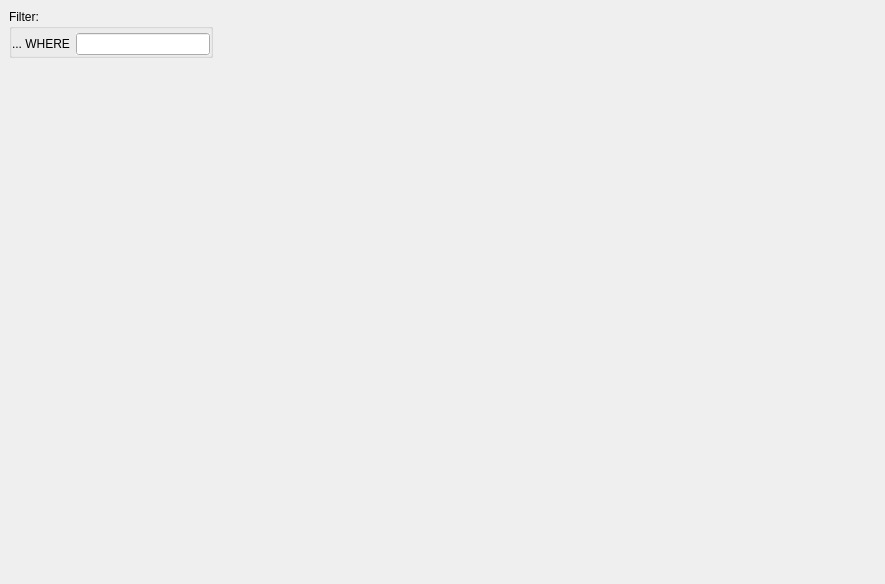
Above: src/plugin/hardwareProvider/hardwareprovider.ui from mhatina/openlmi_gui before the change. Below: the same form after it.
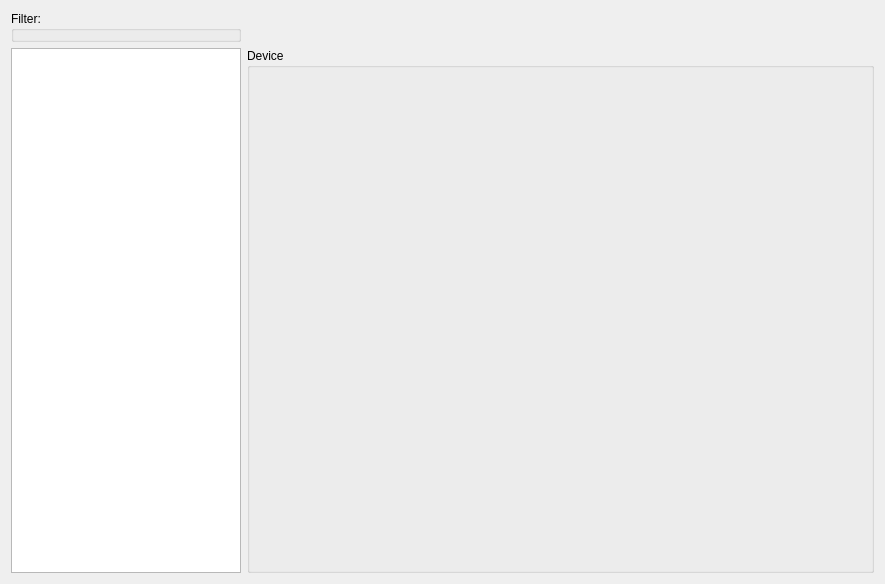
That is the form after the change.

Commit message: hardware provider finished

What changed in the file:
```diff
--- a/src/plugin/hardwareProvider/hardwareprovider.ui
+++ b/src/plugin/hardwareProvider/hardwareprovider.ui
@@ -13,15 +13,9 @@
   <property name="windowTitle">
    <string>Form</string>
   </property>
+  <layout class="QGridLayout" name="gridLayout_2">
+   <item row="0" column="0">
   <widget class="QGroupBox" name="filter_box">
-   <property name="geometry">
-    <rect>
-     <x>9</x>
-     <y>9</y>
-     <width>204</width>
-     <height>49</height>
-    </rect>
-   </property>
    <property name="title">
     <string>Filter:</string>
    </property>
@@ -38,22 +32,46 @@
     <property name="bottomMargin">
      <number>0</number>
     </property>
-    <item row="0" column="0">
-     <widget class="QLabel" name="filter_label">
+     </layout>
+    </widget>
+   </item>
+   <item row="1" column="0">
+    <widget class="QTreeWidget" name="tree">
+     <property name="sizePolicy">
+      <sizepolicy hsizetype="Fixed" vsizetype="Expanding">
+       <horstretch>0</horstretch>
+       <verstretch>0</verstretch>
+      </sizepolicy>
+     </property>
+     <property name="maximumSize">
+      <size>
+       <width>230</width>
+       <height>16777215</height>
+      </size>
+     </property>
+     <attribute name="headerVisible">
+      <bool>false</bool>
+     </attribute>
+     <column>
       <property name="text">
-       <string>... WHERE</string>
+       <string>Hardware</string>
       </property>
-     </widget>
-    </item>
-    <item row="0" column="1">
-     <widget class="QLineEdit" name="filter_line">
-      <property name="autoFillBackground">
-       <bool>true</bool>
-      </property>
+     </column>
+    </widget>
+   </item>
+   <item row="1" column="1">
+    <widget class="QGroupBox" name="device_box">
+     <property name="title">
+      <string>Device</string>
+     </property>
+     <layout class="QFormLayout" name="formLayout">
+      <property name="fieldGrowthPolicy">
+       <enum>QFormLayout::AllNonFixedFieldsGrow</enum>
+      </property>
+     </layout>
      </widget>
     </item>
    </layout>
-  </widget>
  </widget>
  <resources/>
  <connections/>
```
Lines whose indentation alone changed are shown as unchanged. The commit also changes 12 other files.
